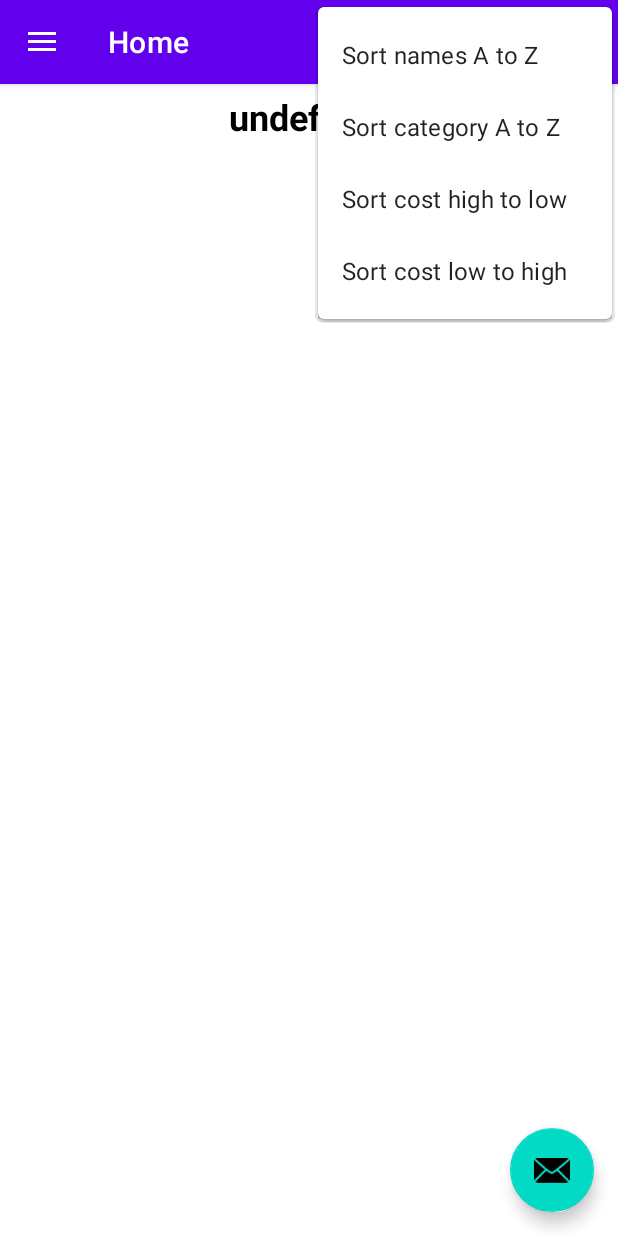
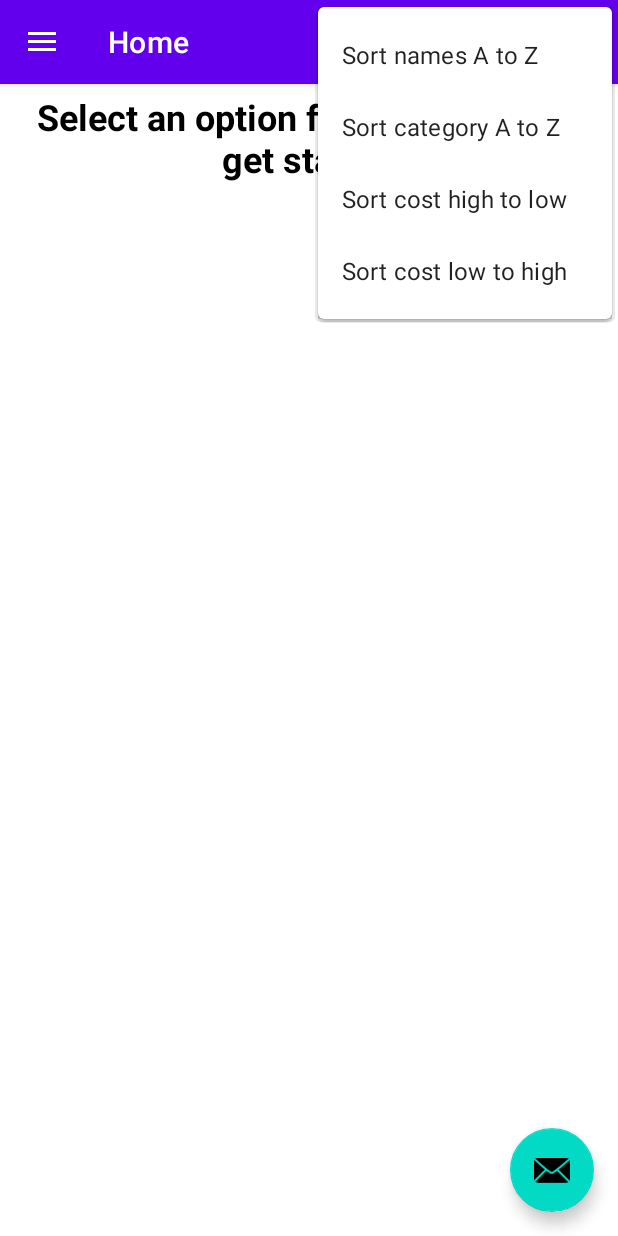
Before and after one commit to JacobGraham02/GroceryHelper, an Android app: the MainActivity screen opened directly, with no data from a screen before it, with the options menu open, on a phone screen of 412 x 824 dp. Run offline under Robolectric (Android 15) with nearby library versions, the phone set to English and light mode, and no system bars; our stand-ins replace Firebase (no records; nobody signed in at launch, a user with empty details on screens opened directly), navigation-ui.

```diff
--- a/app/src/main/java/com/jacobdamiangraham/groceryhelper/MainActivity.kt
+++ b/app/src/main/java/com/jacobdamiangraham/groceryhelper/MainActivity.kt
@@ -63,16 +63,19 @@ class MainActivity : AppCompatActivity() {
                 R.id.nav_home, R.id.nav_add_grocery_item), drawerLayout)
         setupActionBarWithNavController(navController, appBarConfiguration)
         navView.setupWithNavController(navController)
+        setSupportActionBar(binding.appBarMain.toolbar)
 
         navView.setNavigationItemSelectedListener { menuItem ->
             when (menuItem.itemId) {
                 R.id.nav_food_basics_list -> {
                     val bundle = bundleOf("storeName" to "food basics")
                     navController.navigate(R.id.nav_home, bundle)
+                    supportActionBar?.title = getString(R.string.food_basics)
                 }
                 R.id.nav_zehrs_list -> {
                     val bundle = bundleOf("storeName" to "zehrs")
                     navController.navigate(R.id.nav_home, bundle)
+                    supportActionBar?.title = getString(R.string.zehrs)
                 }
                 R.id.nav_add_grocery_item -> {
                     navController.navigate(R.id.nav_add_grocery_item)
--- a/app/src/main/res/layout/activity_main.xml
+++ b/app/src/main/res/layout/activity_main.xml
@@ -6,13 +6,16 @@
     android:layout_width="match_parent"
     android:layout_height="match_parent"
     android:fitsSystemWindows="true"
+    android:visibility="visible"
     tools:openDrawer="start">
 
     <include
         android:id="@+id/app_bar_main"
         layout="@layout/app_bar_main"
         android:layout_width="match_parent"
-        android:layout_height="match_parent" />
+        android:layout_height="match_parent"
+        android:visibility="visible"
+        tools:visibility="visible" />
 
     <com.google.android.material.navigation.NavigationView
         android:id="@+id/nav_view"
@@ -20,6 +23,8 @@
         android:layout_height="match_parent"
         android:layout_gravity="start"
         android:fitsSystemWindows="true"
+        android:visibility="visible"
         app:headerLayout="@layout/nav_header_main"
-        app:menu="@menu/activity_main_drawer" />
+        app:menu="@menu/activity_main_drawer"
+        tools:visibility="visible" />
 </androidx.drawerlayout.widget.DrawerLayout>
--- a/app/src/main/res/navigation/mobile_navigation.xml
+++ b/app/src/main/res/navigation/mobile_navigation.xml
@@ -13,7 +13,7 @@
         <argument
             android:name="storeName"
             app:argType="string"
-            android:defaultValue="undefined"/>
+            android:defaultValue="Select an option from the menu to get started"/>
         <action
             android:id="@+id/actionHomeFragmentToAddGroceryItemFragment"
             app:destination="@id/nav_add_grocery_item">
```
